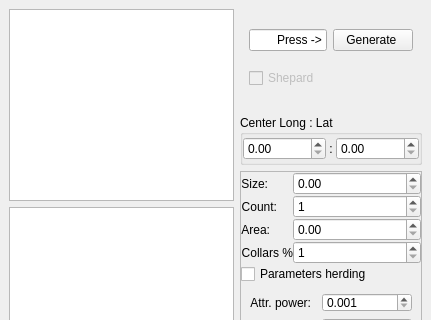
First picture: the form in mainwindow.ui, repository IvanTsantsarov/herdmind-simulator, before the edit; both pictures show x 0 to 431 and y 0 to 320 of the 431 by 696 pixel window.
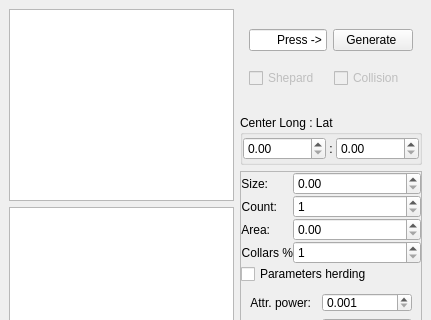
Second picture: the form after the edit.

Commit message: Linux QCreator bug with UI - should be fixed on Windows

```diff
--- a/mainwindow.ui
+++ b/mainwindow.ui
@@ -91,16 +91,6 @@
            </size>
           </property>
           <layout class="QGridLayout" name="gridLayout">
-           <item row="3" column="0">
-            <widget class="QCheckBox" name="checkShepard">
-             <property name="enabled">
-              <bool>false</bool>
-             </property>
-             <property name="text">
-              <string>Shepard</string>
-             </property>
-            </widget>
-           </item>
            <item row="1" column="0">
             <layout class="QHBoxLayout" name="horizontalLayout_3">
              <item>
@@ -128,6 +118,33 @@
              </item>
             </layout>
            </item>
+           <item row="2" column="0">
+            <layout class="QHBoxLayout" name="horizontalLayout_6">
+             <item>
+              <widget class="QCheckBox" name="checkShepard">
+               <property name="enabled">
+                <bool>false</bool>
+               </property>
+               <property name="text">
+                <string>Shepard</string>
+               </property>
+              </widget>
+             </item>
+             <item>
+              <widget class="QCheckBox" name="checkRecursiveCollision">
+               <property name="enabled">
+                <bool>false</bool>
+               </property>
+               <property name="toolTip">
+                <string>If enabled this will perform a recursive collision. It can slow dramaticaly simulation!</string>
+               </property>
+               <property name="text">
+                <string>Collision</string>
+               </property>
+              </widget>
+             </item>
+            </layout>
+           </item>
           </layout>
          </widget>
         </item>
```
Left out of the diff: 6 changed lines with no effect on the pictures. The commit also changes 3 other files.
